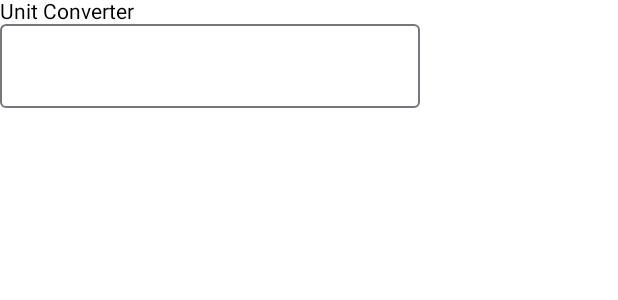
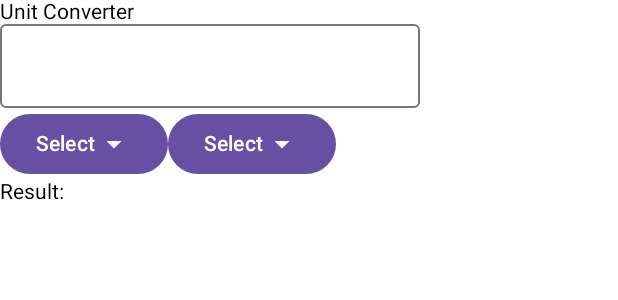
Before and after one commit to AtRealMasterLuke/Unit-Converter-App, an Android app built with Jetpack Compose: the @Preview function UnitConverterPreview, on a phone screen of 412 x 824 dp. Shown: the top 300 px of the screen. Run offline under Robolectric (Android 15) with nearby library versions, the phone set to English and light mode, and no system bars.

Commit message:
Box layouts
Added buttons in the box layouts

```diff
--- a/app/src/main/java/com/example/unitconverterapp/MainActivity.kt
+++ b/app/src/main/java/com/example/unitconverterapp/MainActivity.kt
@@ -1,17 +1,24 @@
 package com.example.unitconverterapp
 
 import android.os.Bundle
+import android.widget.Toast
 import androidx.activity.ComponentActivity
 import androidx.activity.compose.setContent
+import androidx.compose.foundation.layout.Box
 import androidx.compose.foundation.layout.Column
 import androidx.compose.foundation.layout.Row
 import androidx.compose.foundation.layout.fillMaxSize
+import androidx.compose.material.icons.Icons
+import androidx.compose.material.icons.filled.ArrowDropDown
+import androidx.compose.material3.Button
+import androidx.compose.material3.Icon
 import androidx.compose.material3.MaterialTheme
 import androidx.compose.material3.OutlinedTextField
 import androidx.compose.material3.Surface
 import androidx.compose.material3.Text
 import androidx.compose.runtime.Composable
 import androidx.compose.ui.Modifier
+import androidx.compose.ui.platform.LocalContext
 import androidx.compose.ui.tooling.preview.Preview
 import com.example.unitconverterapp.ui.theme.UnitConverterAppTheme
 
@@ -44,15 +51,28 @@ fun UnitConverter() {
         })
         Row {
             //Here our UI elements will be next to each other
+            Box {
+                Button(onClick = { /*TODO*/ }) {
+                    Text(text = "Select")
+                    Icon(Icons.Default.ArrowDropDown, contentDescription = "Drop Down Arrow")
+                }
+            }
+            Box {
+Button(onClick = { /*TODO*/ }) {
+    Text(text = "Select")
+    Icon(Icons.Default.ArrowDropDown, contentDescription = "Drop Down Arrow")
+}
 
+            }
 
         }
+        Text(text = "Result:")
     }
 }
 
 
-@Preview
+@Preview(showBackground = true)
 @Composable
-fun UnitConverterPreview(){
+fun UnitConverterPreview() {
     UnitConverter()
 }
```
